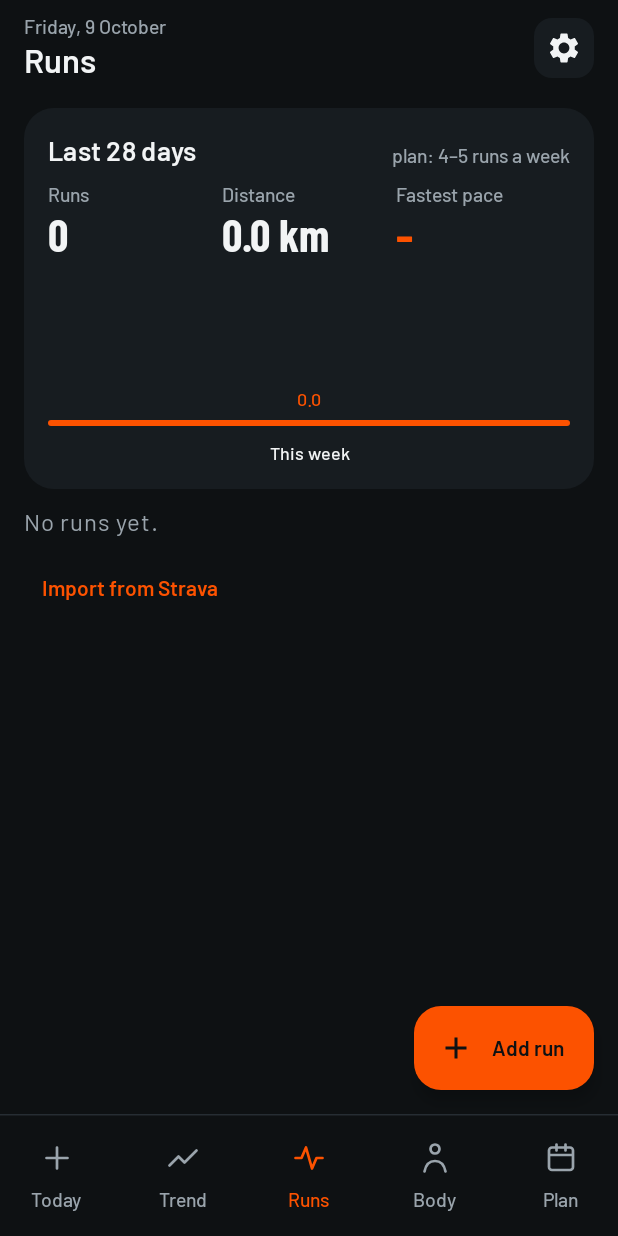
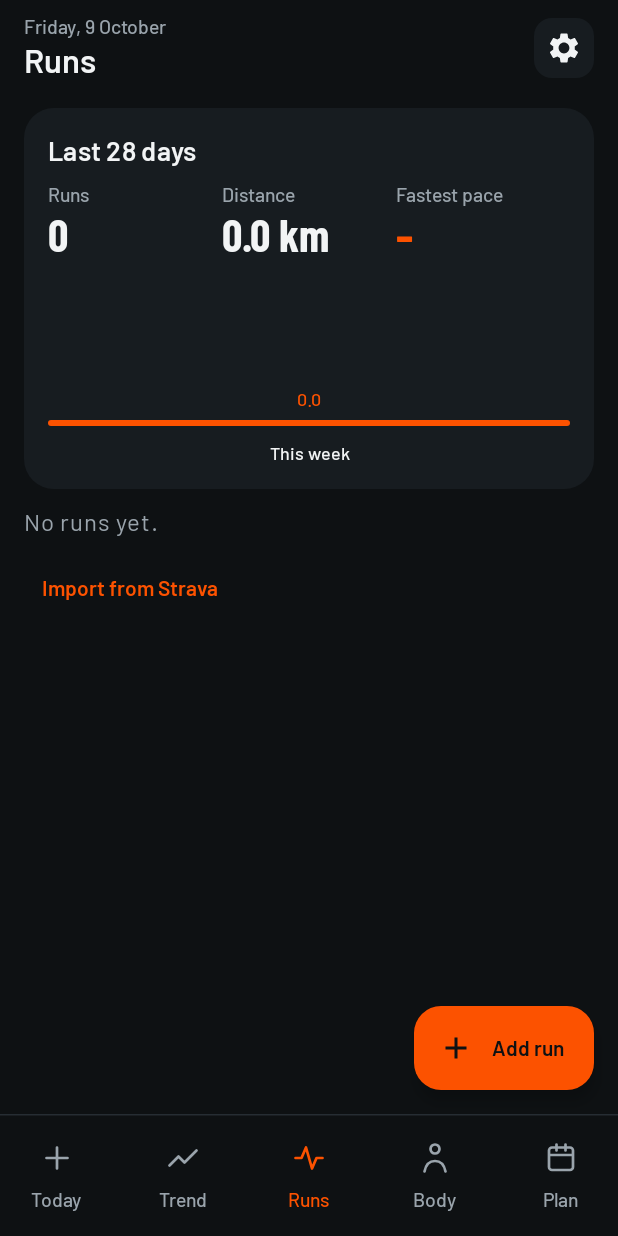
Before and after one commit to midhun221B/Wt-tracker, an Android app built with Jetpack Compose: the screen it shows after launch (MainActivity), item 3 of the bottom bar chosen, on a phone screen of 412 x 824 dp. Run offline under Robolectric (Android 15) with nearby library versions, the phone set to English and light mode, and no system bars; our stand-ins replace Room's generated code; 2 statements that could not run were skipped.

Commit message:
Today "Edit" once the week is logged, no plan text on Runs, "Trend" title
- Today: the one-line weigh-in card says "Edit" whenever this week's weigh-in is
  done (not only on the logged day) and opens that day's entry.
- Runs: drop "plan: 4–5 runs a week" from the "Last 28 days" card.
- Trend: the top bar title is "Trend"; "Week N of M" moves to the small line.

Co-Authored-By: Claude Opus 5.5 <noreply@anthropic.com>
Claude-Session: https://claude.ai/code/session_01NhF2XaJMtCFQsU6AoPcjWX

```diff
--- a/app/src/main/java/wt/app/ui/AppScaffold.kt
+++ b/app/src/main/java/wt/app/ui/AppScaffold.kt
@@ -143,7 +143,7 @@ fun AppScaffold(vm: AppViewModel) {
             val (subtitle, title) = when {
                 settingsOpen -> "Reminder, export and backup" to "Settings"
                 s == null -> "" to tab.label
-                tab == Tab.DASHBOARD -> s.dashboard.programWeek().let { (w, n) -> longDay(s.today) to "Week $w of $n" }
+                tab == Tab.DASHBOARD -> s.dashboard.programWeek().let { (w, n) -> "Week $w of $n · ${longDay(s.today)}" to tab.label }
                 else -> longDay(s.today) to tab.label
             }
             TopAppBar(
--- a/app/src/main/java/wt/app/ui/LogScreen.kt
+++ b/app/src/main/java/wt/app/ui/LogScreen.kt
@@ -83,10 +83,11 @@ fun LogScreen(
     val weighInDay = DayOfWeek.of(state.profile.weighInDay.coerceIn(1, 7))
     // A scale measurement counts as the week's weigh-in too (it may have been saved without a weight).
     val status = weighInStatus(state.weights.map { it.date } + state.body.map { it.date }, date, weighInDay.value)
-    var weighInOpen by remember(date) { mutableStateOf(false) }
-    // Weekly: the big card shows only while this week's weigh-in is due, or when asked for ("Weigh in now" / "Edit").
+    // The day whose big card was opened with "Weigh in" / "Edit"; it survives the jump to the logged day.
+    var weighInFor by rememberSaveable { mutableStateOf<LocalDate?>(null) }
+    // Weekly: the big card shows only while this week's weigh-in is due, or when asked for ("Weigh in" / "Edit").
     // A day that already has a weight shows it in the small card instead.
-    val showWeighIn = (status.due && existing == null) || weighInOpen
+    val showWeighIn = (status.due && existing == null) || weighInFor == date
     val lastKg = state.weights.lastOrNull { it.date <= date }?.kg ?: state.weights.lastOrNull()?.kg ?: 80.0
 
     // Field state resets when the date (or its stored entry) changes.
@@ -167,7 +168,7 @@ fun LogScreen(
                     // Only the weight is asked now; sleep, hunger, snacks and notes from older entries are kept.
                     val kg = round(kgValue!! * 100) / 100
                     onSaveWeight(existing?.copy(kg = kg) ?: WeightEntity(date = date, kg = kg))
-                    weighInOpen = false
+                    weighInFor = null
                 },
                 enabled = weightValid,
                 modifier = Modifier.fillMaxWidth().height(58.dp),
@@ -181,7 +182,7 @@ fun LogScreen(
                 )
             }
             if (existing != null) {
-                TextButton(onClick = { onDeleteWeight(date); weighInOpen = false }, modifier = Modifier.fillMaxWidth()) { Text("Delete this entry", color = Palette.Muted) }
+                TextButton(onClick = { onDeleteWeight(date); weighInFor = null }, modifier = Modifier.fillMaxWidth()) { Text("Delete this entry", color = Palette.Muted) }
             }
         } else {
             NextWeighInCard(
@@ -193,8 +194,13 @@ fun LogScreen(
                 },
                 last = state.weights.lastOrNull { it.date <= date },
                 weighInDay = weighInDay.value,
-                actionLabel = if (existing != null) "Edit" else "Weigh in",
-                onWeighInNow = { weighInOpen = true },
+                // Once the week is logged, "Edit" opens that day's entry instead of starting an extra weigh-in.
+                actionLabel = if (status.doneOn != null || existing != null) "Edit" else "Weigh in",
+                onWeighInNow = {
+                    val target = status.doneOn ?: date
+                    date = target
+                    weighInFor = target
+                },
                 onWeighInDay = onWeighInDay,
             )
         }
@@ -225,8 +231,8 @@ fun LogScreen(
 }
 
 /**
- * One-line card when no weigh-in is due: the next weigh-in and this week's if done, with "Weigh in" (or "Edit")
- * on the right. Tapping the text opens the weekday chips to change the day.
+ * One-line card when no weigh-in is due: the next weigh-in and this week's if done, with "Weigh in" on the right,
+ * or "Edit" once the week is logged (it opens the logged day). Tapping the text opens the weekday chips to change the day.
  */
 @Composable
 private fun NextWeighInCard(
--- a/app/src/main/java/wt/app/ui/RunsScreen.kt
+++ b/app/src/main/java/wt/app/ui/RunsScreen.kt
@@ -79,7 +79,7 @@ fun RunsScreen(
             verticalArrangement = Arrangement.spacedBy(10.dp),
         ) {
             item {
-                SectionCard("Last 28 days", trailing = "plan: 4–5 runs a week") {
+                SectionCard("Last 28 days") {
                     Row(Modifier.fillMaxWidth()) {
                         SummaryFigure("Runs", "${last28.size}", Modifier.weight(1f))
                         SummaryFigure("Distance", "%.1f km".format(last28.sumOf { it.km }), Modifier.weight(1f))
```
Also changed, not shown: 1 other file.
